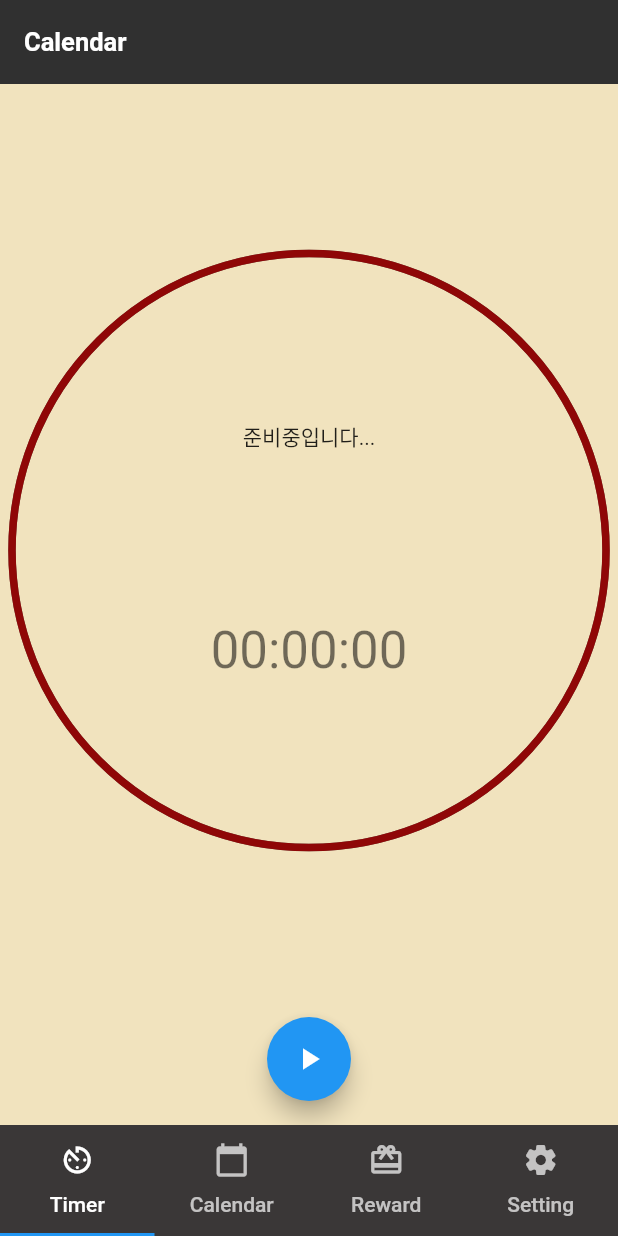
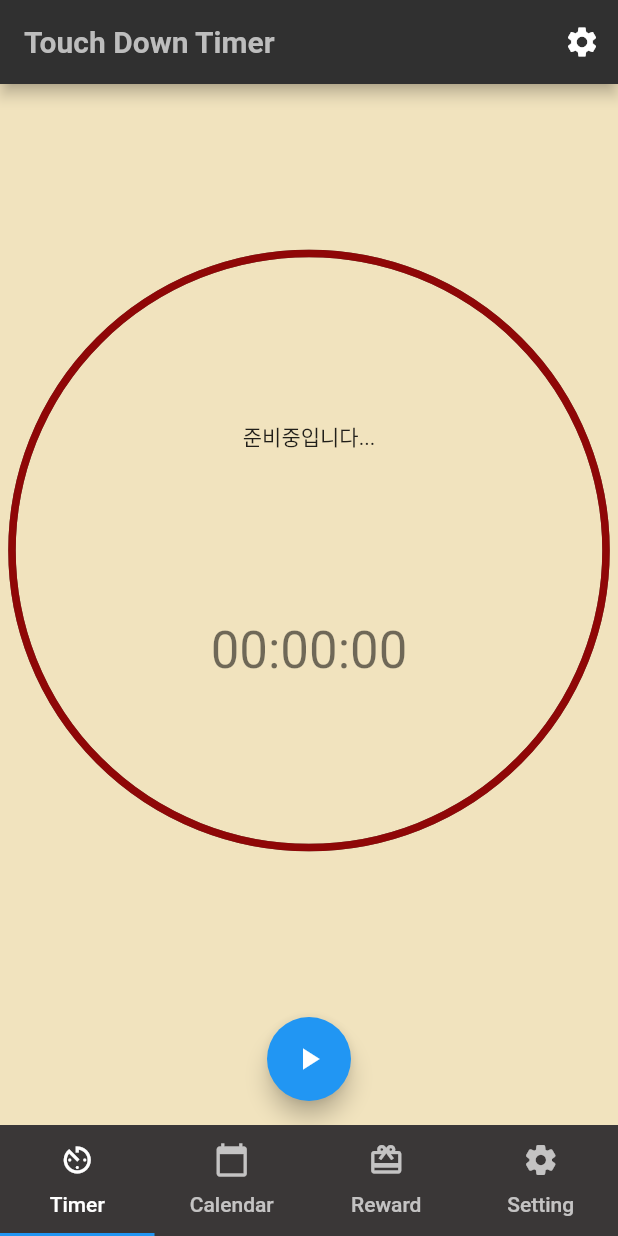
Before and after one commit to potatoCompletion/studyHelper, a Flutter app: the screen it shows after launch, on a phone screen of 412 x 824 dp. Run offline on Flutter 3.47's test engine with Material 2 defaults, Android fonts, the phone set to English and light mode, and no system bars; our stand-ins replace table_calendar.

Commit message:
Change AppBar attributes

```diff
--- a/lib/main.dart
+++ b/lib/main.dart
@@ -44,20 +44,29 @@ class MyTabsState extends State<MyTabs> with SingleTickerProviderStateMixin {
   @override
   Widget build(BuildContext context) {
     return Scaffold(
-      backgroundColor: Colors.grey[850],
-      // Scaffold element -> appBar
+      // Scaffold element - appBar
       appBar: AppBar(
         title: Text(
-          "Calendar",
+          'Touch Down Timer',
           style: TextStyle(
-            color: Colors.white,
             fontWeight: FontWeight.bold,
-            fontSize: 17.0,
+            fontSize: 20.0,
+            color: Colors.grey[400],
           ),
         ),
+        // Color
         backgroundColor: Colors.grey[850],
-        elevation: 0.0,
+        // AppBar setting Icon
+        actions: <Widget>[
+          IconButton(
+              icon: Icon(Icons.settings),
+              onPressed: () {
+                print("setting icon is clicked");
+                Navigator.pushNamed(context, 'setting');
+              })
+        ],
       ),
+      // Scaffold element -> body
       body: TabBarView(controller: controller, // 컨트롤러 연결
           children: [Home(), Calendar(), Reward(), Setting()]),
       bottomNavigationBar: Container(
```
